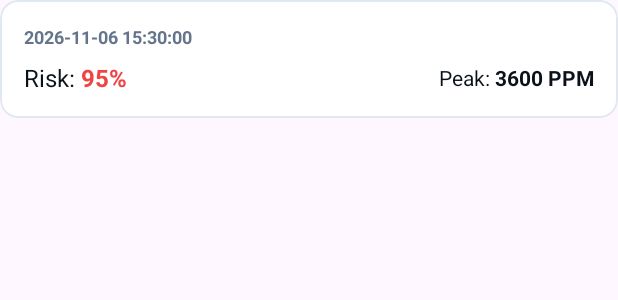
After one commit to talhashakeel2590/Smart-Gas-Safety-System, an Android app: the layout item_history_log.xml on its own in the app's theme, with its tools: preview values and no code run, on a phone screen of 412 x 824 dp. The commit adds this screen. Shown: the top 300 px of the screen. Run offline under Robolectric (Android 15) with nearby library versions, the phone set to English and light mode, and no system bars.

Commit message:
Added historical leak logging and History UI
Implemented Firebase push logging for hazard events (peak PPM, AI Risk, flame status).
Added a Bottom Sheet UI to fetch and display the last 20 incidents, and optimized AI tracking variables for historical context.

```diff
--- /dev/null
+++ b/Android-App/app/src/main/res/layout/item_history_log.xml
@@ -0,0 +1,82 @@
+<com.google.android.material.card.MaterialCardView xmlns:android="http://schemas.android.com/apk/res/android"
+    xmlns:app="http://schemas.android.com/apk/res-auto"
+    android:layout_width="match_parent"
+    android:layout_height="wrap_content"
+    android:layout_marginBottom="12dp"
+    app:cardBackgroundColor="@color/card_bg"
+    app:cardCornerRadius="12dp"
+    app:strokeColor="@color/border_color"
+    app:strokeWidth="1dp">
+
+    <LinearLayout
+        android:layout_width="match_parent"
+        android:layout_height="wrap_content"
+        android:orientation="vertical"
+        android:padding="16dp">
+
+        <!-- Timestamp -->
+        <TextView
+            android:id="@+id/tvLogTime"
+            android:layout_width="wrap_content"
+            android:layout_height="wrap_content"
+            android:layout_marginBottom="8dp"
+            android:text="2026-11-06 15:30:00"
+            android:textColor="@color/text_muted"
+            android:textSize="12sp"
+            android:textStyle="bold" />
+
+        <LinearLayout
+            android:layout_width="match_parent"
+            android:layout_height="wrap_content"
+            android:orientation="horizontal"
+            android:gravity="center_vertical">
+
+            <!-- Risk Score -->
+            <TextView
+                android:layout_width="wrap_content"
+                android:layout_height="wrap_content"
+                android:text="Risk: "
+                android:textColor="@color/text_main"
+                android:textSize="16sp" />
+
+            <TextView
+                android:id="@+id/tvLogRisk"
+                android:layout_width="wrap_content"
+                android:layout_height="wrap_content"
+                android:layout_weight="1"
+                android:text="95%"
+                android:textColor="@color/accent_red"
+                android:textSize="16sp"
+                android:textStyle="bold" />
+
+            <!-- Peak PPM -->
+            <TextView
+                android:layout_width="wrap_content"
+                android:layout_height="wrap_content"
+                android:text="Peak: "
+                android:textColor="@color/text_main"
+                android:textSize="14sp" />
+
+            <TextView
+                android:id="@+id/tvLogPpm"
+                android:layout_width="wrap_content"
+                android:layout_height="wrap_content"
+                android:text="3600 PPM"
+                android:textColor="@color/text_main"
+                android:textSize="14sp"
+                android:textStyle="bold" />
+        </LinearLayout>
+
+        <!-- Flame Status -->
+        <TextView
+            android:id="@+id/tvLogFlame"
+            android:layout_width="wrap_content"
+            android:layout_height="wrap_content"
+            android:layout_marginTop="8dp"
+            android:text="🔥 Flame Detected"
+            android:textColor="@color/accent_red"
+            android:textSize="12sp"
+            android:visibility="gone" /> <!-- Hidden by default, shown if true -->
+
+    </LinearLayout>
+</com.google.android.material.card.MaterialCardView>
```
Also changed, not shown: Android-App/app/src/main/java/com/example/smartgassafety/MainActivity.java (+143 -36 lines), Android-App/app/src/main/res/layout/activity_main.xml (+16 -0 lines), Android-App/app/src/main/res/layout/bottom_sheet_history.xml (added, +70 -0 lines), 1 other file.
